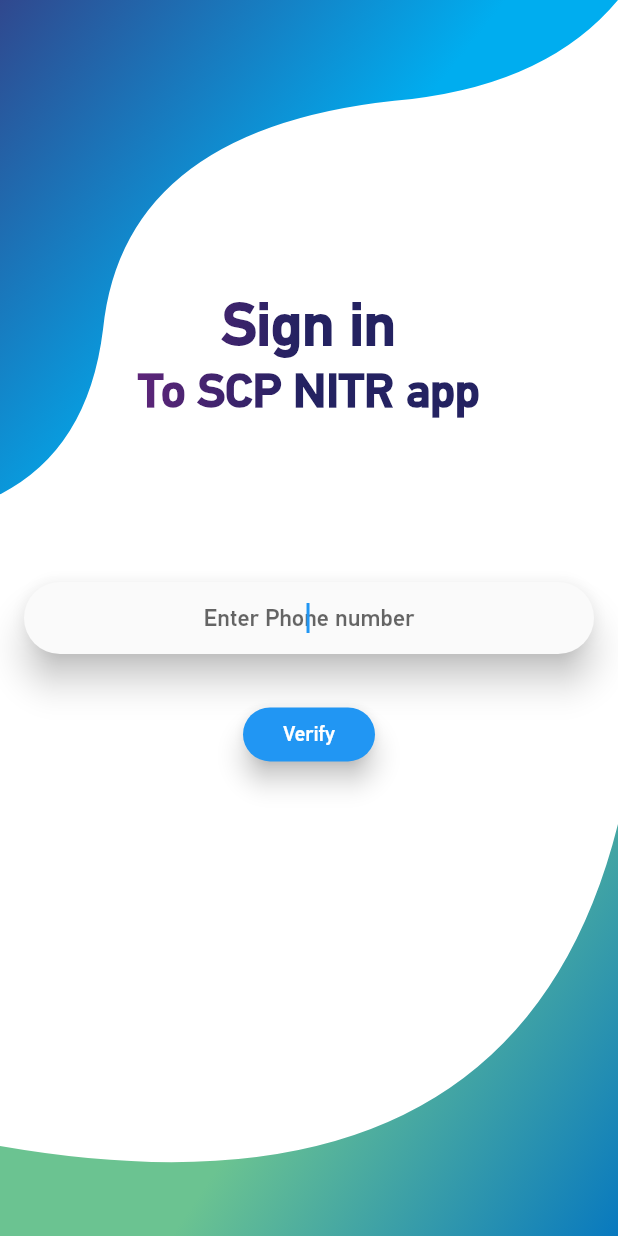
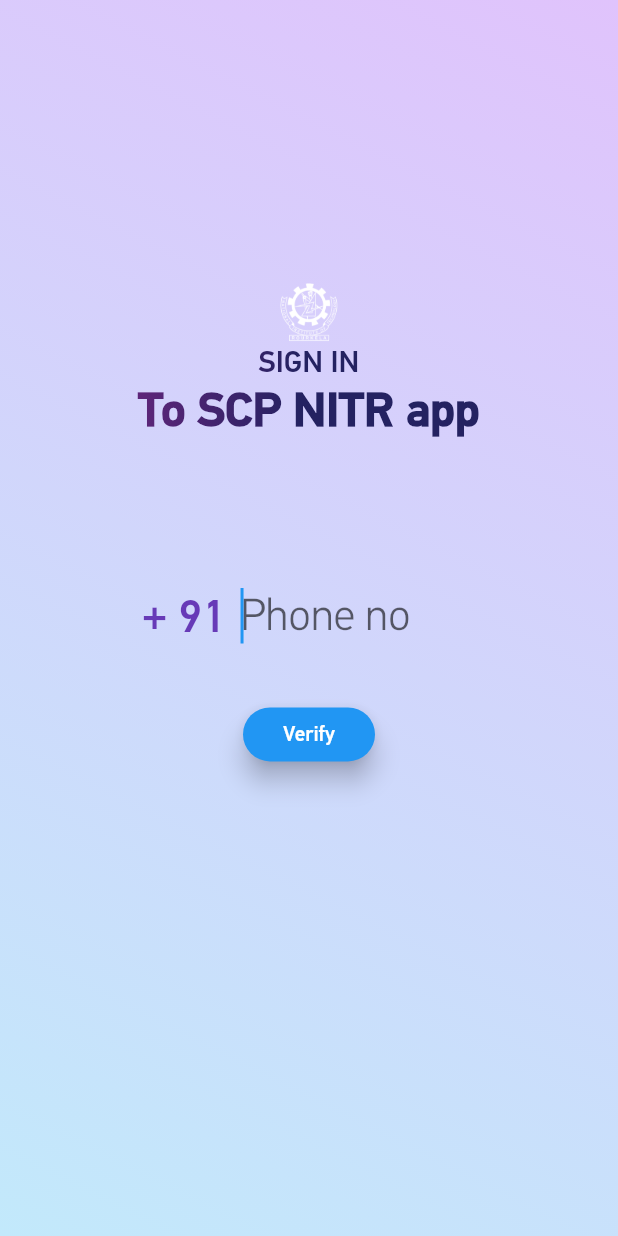
Before and after one commit to cmobiledev5/Institute-Counselling-mobile-app, a Flutter app: the screen it shows after launch, on a phone screen of 412 x 824 dp. Run offline on Flutter 3.47's test engine with Material 2 defaults, Android fonts, the light colour scheme and no system bars; our stand-ins replace firebase_auth, firebase_database, firebase_remote_config, pin_code_text_field, shared_preferences; accounts and stored records are empty.

Commit message:
Final touches to Login screen

```diff
--- /dev/null
+++ b/scp/lib/background_gradient.dart
@@ -0,0 +1,28 @@
+import 'package:flutter/material.dart';
+
+class BackgroundGrad extends StatelessWidget {
+ @override
+Widget build(BuildContext context) {
+  return Scaffold(
+    body: Container(
+      height: double.infinity,
+      width:double.infinity,
+      // Add box decoration
+      decoration: BoxDecoration(
+        // Box decoration takes a gradient
+        gradient: LinearGradient(
+          // Where the linear gradient begins and ends
+          begin: Alignment.topRight,
+          end: Alignment.bottomLeft,
+          // Add one stop for each color. Stops should increase from 0 to 1
+          colors: [
+            // Colors are easy thanks to Flutter's Colors class.
+Color(0xffe0c3fc),
+Color(0xffc2e9fb)
+          ],
+        ),
+      ),
+    ),
+  );
+}
+}
--- a/scp/lib/firebase/firebaseAuthHelper.dart
+++ b/scp/lib/firebase/firebaseAuthHelper.dart
@@ -1,4 +1,5 @@
 import 'dart:async';
+import 'dart:ui';
 import 'package:firebase_auth/firebase_auth.dart';
 import 'package:flutter/material.dart';
 import 'package:pin_code_text_field/pin_code_text_field.dart';
@@ -21,12 +22,14 @@
     print('enter smsdialog');
     var queryWidth = MediaQuery.of(context).size.width;
     var textScaleFactor = MediaQuery.of(context).textScaleFactor;
-
+    final otpController =TextEditingController();
     print(queryWidth);
     return showDialog(
         context: context,
         barrierDismissible: false,
-        builder: (BuildContext context) => AlertDialog(
+        builder: (BuildContext context) => BackdropFilter(
+          filter: ImageFilter.blur(sigmaX: 4,sigmaY: 4),
+          child: AlertDialog(
                 title: Text(
                   'Enter OTP',
                   textAlign: TextAlign.center,
@@ -37,18 +40,25 @@
                 ),
                 shape: RoundedRectangleBorder(
                     borderRadius: BorderRadius.circular(10.0)),
-              content: PinCodeTextField(
-                maxLength:6,
-                autofocus: true,
-                isCupertino: true,
-                pinBoxHeight: queryWidth*0.0973,
-                pinBoxWidth: queryWidth*0.0973,
-                defaultBorderColor: Colors.lightBlue,
-                hasTextBorderColor: Colors.blueAccent,
-                onDone:(String otp){
-                  smsCode=otp;
-                }
-
+                content: TextField(
+                  textAlign: TextAlign.center,
+                  controller: otpController,
+                  keyboardType: TextInputType.number,
+                  decoration: InputDecoration(
+                    border: UnderlineInputBorder(
+                      borderSide: BorderSide(
+                          color:Colors.purpleAccent
+                      )
+                    )
+                  ),
+                  style:TextStyle(
+                      fontSize: 20*textScaleFactor,
+                      fontWeight: FontWeight.w800,
+                      fontFamily: 'PfDin'
+                  ),
+                  onChanged: (value){
+                    smsCode=value;
+                  },
                 ),
                 contentPadding: EdgeInsets.all(10.0),
                 actions: <Widget>[
@@ -75,6 +85,7 @@
                     },
                   ),
                 ],
+              ),
         ));
   }
 
--- a/scp/lib/login.dart
+++ b/scp/lib/login.dart
@@ -1,5 +1,6 @@
 import 'package:flutter/material.dart';
 import 'package:scp/background.dart';
+import 'package:scp/background_gradient.dart';
 
 import 'package:scp/firebase/firebaseAuthHelper.dart';
 
@@ -14,6 +15,7 @@
 
 class _LoginState extends State<Login> {
   final phoneController = TextEditingController();
+  final countryCodeController = TextEditingController();
   final Shader linearGradient = LinearGradient(
     colors: <Color>[
       Color.fromRGBO(142, 40, 142, 1.0),
@@ -27,16 +29,20 @@
     super.dispose();
   }
 
+  String countryCode="91";
   String phoneNumber;
 
   @override
   Widget build(BuildContext context) {
+    var queryWidth = MediaQuery.of(context).size.width;
+    var textScaleFactor = MediaQuery.of(context).textScaleFactor;
+    countryCodeController.text=countryCode;
     return Scaffold(
       resizeToAvoidBottomPadding: false,
       backgroundColor: Colors.white,
       body: Stack(
         children: <Widget>[
-          Background(),
+          BackgroundGrad(),
           Align(
             alignment: Alignment(-0, -0.5),
             child: Padding(
@@ -47,15 +53,18 @@
                   mainAxisAlignment: MainAxisAlignment.center,
                   mainAxisSize: MainAxisSize.min,
                   children: <Widget>[
+                    Image.asset('assets/nit.png',
+                    height: queryWidth*0.1,
+                    width:queryWidth*0.1),
                     Align(
                       alignment: Alignment.center,
                       child: Text(
-                        "Sign in",
+                        "SIGN IN",
                         style: TextStyle(
-                            fontSize: 40.0,
+                            fontSize: 20.0,
                             fontFamily: "PfDin",
                             foreground: Paint()..shader = linearGradient,
-                            fontWeight: FontWeight.w900),
+                            fontWeight: FontWeight.w600),
                       ),
                     ),
                     Align(
@@ -78,22 +87,73 @@
             alignment: Alignment(0, 0.0),
             child: Padding(
               padding: const EdgeInsets.only(left: 16.0, right: 16.0),
-              child: Material(
-                elevation: 10.0,
-                shape: RoundedRectangleBorder(
-                  borderRadius: BorderRadius.all(Radius.circular(30.0)),
+              child: Row(
+                mainAxisSize: MainAxisSize.min,
+                mainAxisAlignment: MainAxisAlignment.spaceEvenly,
+                children: <Widget>[
+                  Flexible(
+                    child: Row(
+                      mainAxisSize: MainAxisSize.min,
+                      mainAxisAlignment: MainAxisAlignment.center,
+                      children: <Widget>[
+                        Padding(
+                          padding: const EdgeInsets.all(8.0),
+                          child: Text("+",
+                            style: TextStyle(
+                                fontSize: 30*textScaleFactor,
+                                color: Colors.deepPurple,
+                                fontFamily: 'PfDin',
+                              fontWeight: FontWeight.w600
+                            ),),
                         ),
-
+                        Flexible(
+                          child: Container(
+                            width: queryWidth*0.1,
                             child: TextField(
+                              maxLength: 2,
                               enableInteractiveSelection: true,
                               style: TextStyle(
-                    fontFamily: "PfDin",
+                                  fontSize: 30*textScaleFactor,
+                                  color: Colors.deepPurple,
+                                  fontWeight: FontWeight.w600,
+                                  fontFamily: 'PfDin'
+                              ),
+                              keyboardType: TextInputType.phone,
+                              textAlign: TextAlign.left,
+                              decoration: InputDecoration(border: InputBorder.none, counterText: '',hintStyle:TextStyle(
+                                  fontSize: 30*textScaleFactor,
+                                  color: Colors.deepPurple,
+                                  fontFamily: 'PfDin'
+                              ), ),
+                              onChanged: (value) {
+                                this.countryCode = value;
+                              },
+                              controller: countryCodeController,
+                            ),
+                          ),
+                        ),
+                      ],
+                    ),
+                  ),
+                  Flexible(
+                    child: Container(
+                      width: queryWidth*0.4,
+                      child: TextField(
+                        maxLength: 10,
+                        enableInteractiveSelection: true,
+                        style:TextStyle(
+                            fontSize: 30*textScaleFactor,
+                            color: Colors.deepPurple,
+                            fontFamily: 'PfDin',
+                            fontWeight: FontWeight.w600
                         ),
                         autofocus: true,
                         keyboardType: TextInputType.phone,
-                  textAlign: TextAlign.center,
+                        textAlign: TextAlign.left,
                         decoration: InputDecoration(
-                      hintText: 'Enter Phone number', border: InputBorder.none),
+                            hintText: 'Phone no', border: InputBorder.none,counterText: '',hintStyle: TextStyle(
+                          fontWeight:FontWeight.w200,
+                        )),
                         onChanged: (value) {
                           this.phoneNumber = value;
                         },
@@ -101,12 +161,16 @@
                       ),
                     ),
                   ),
+                ],
+              ),
+            ),
           ),
           Align(
             alignment: Alignment(0, 0.2),
             child: RaisedButton(
                 onPressed: () {
-                  ScpAuth(context).verifyPhone(phoneController.text);
+                  String finalPhoneNo="+" + countryCodeController.text+ " "+phoneController.text;
+                  ScpAuth(context).verifyPhone(finalPhoneNo);
                 },
                 child: Text('Verify',
                 style: TextStyle(
```
Also changed, not shown: scp/assets/nit.png (added). Lines whose indentation alone changed are shown as unchanged.
